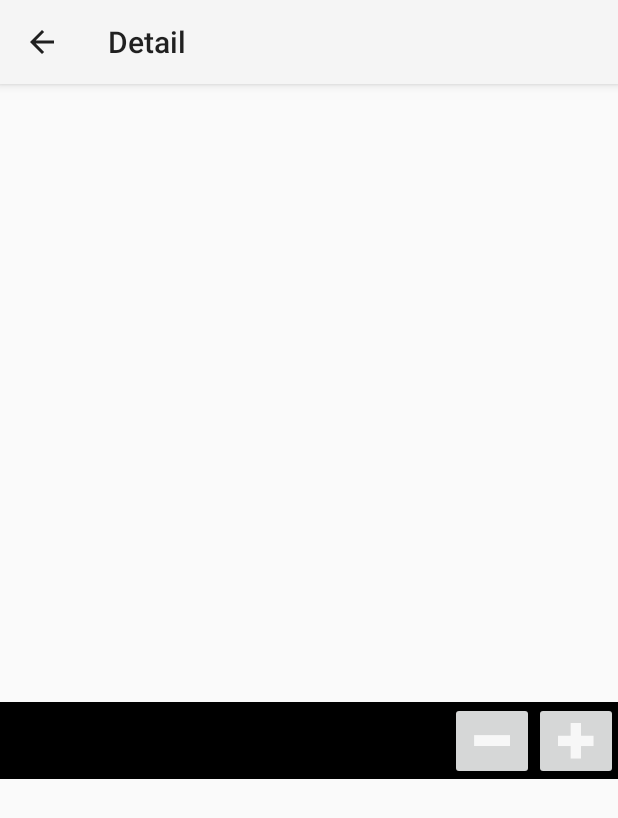
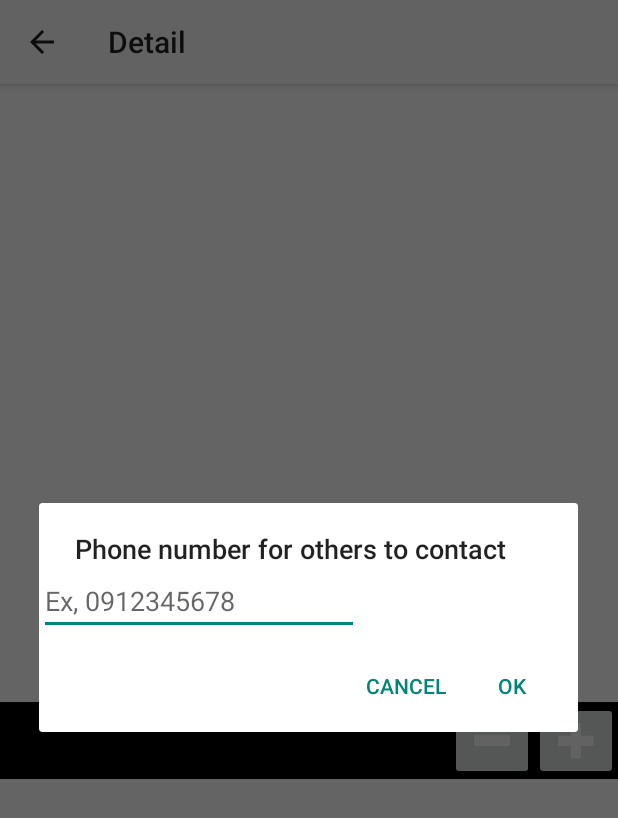
Before and after one commit to junglesung/TestQueryGcs, an Android app: the DetailActivity screen opened directly, with no data from a screen before it, after a tap on an icon or button, on a phone screen of 412 x 824 dp. Shown: the top 818 px of the screen. Run offline under Robolectric (Android 15) with nearby library versions, the phone set to English and light mode, and no system bars; our stand-ins replace Picasso; pictures from the network do not load; 1 other tap on this screen came first.

Commit message:
Detail activity enter phone number. TODO: Test call members.

```diff
--- a/Application/src/main/java/com/vernonsung/testquerygcs/PhoneNumberDialogFragment.java
+++ b/Application/src/main/java/com/vernonsung/testquerygcs/PhoneNumberDialogFragment.java
@@ -117,7 +117,12 @@
     }
 
     private void okClicked() {
+        // Get user input phone number
         phoneNumber = mEditTextPhone.getText().toString();
+        // Store to shared preference
+        SharedPreferences sharedPreferences = PreferenceManager.getDefaultSharedPreferences(mActivityHost);
+        sharedPreferences.edit().putString(MyConstants.PHONE_NUMBER, phoneNumber).apply();
+
         Log.d(LOG_TAG, "PhoneNumberDialog returns phone number " + phoneNumber);
         mListener.onDialogPositiveClick(PhoneNumberDialogFragment.this);
     }
--- /dev/null
+++ b/Application/src/main/res/drawable/ic_call_128dp.xml
@@ -0,0 +1,4 @@
+<vector android:height="128dp" android:viewportHeight="24.0"
+    android:viewportWidth="24.0" android:width="128dp" xmlns:android="http://schemas.android.com/apk/res/android">
+    <path android:fillColor="#FF000000" android:pathData="M6.62,10.79c1.44,2.83 3.76,5.14 6.59,6.59l2.2,-2.2c0.27,-0.27 0.67,-0.36 1.02,-0.24 1.12,0.37 2.33,0.57 3.57,0.57 0.55,0 1,0.45 1,1V20c0,0.55 -0.45,1 -1,1 -9.39,0 -17,-7.61 -17,-17 0,-0.55 0.45,-1 1,-1h3.5c0.55,0 1,0.45 1,1 0,1.25 0.2,2.45 0.57,3.57 0.11,0.35 0.03,0.74 -0.25,1.02l-2.2,2.2z"/>
+</vector>
--- /dev/null
+++ b/Application/src/main/res/drawable/ic_quick_contacts_dialer_256dp.xml
@@ -0,0 +1,4 @@
+<vector android:height="256dp" android:viewportHeight="24.0"
+    android:viewportWidth="24.0" android:width="256dp" xmlns:android="http://schemas.android.com/apk/res/android">
+    <path android:fillColor="#FF000000" android:pathData="M22,3H2C0.9,3 0,3.9 0,5v14c0,1.1 0.9,2 2,2h20c1.1,0 1.99,-0.9 1.99,-2L24,5c0,-1.1 -0.9,-2 -2,-2zM8,6c1.66,0 3,1.34 3,3s-1.34,3 -3,3 -3,-1.34 -3,-3 1.34,-3 3,-3zm6,12H2v-1c0,-2 4,-3.1 6,-3.1s6,1.1 6,3.1v1zm3.85,-4h1.64L21,16l-1.99,1.99c-1.31,-0.98 -2.28,-2.38 -2.73,-3.99 -0.18,-0.64 -0.28,-1.31 -0.28,-2s0.1,-1.36 0.28,-2c0.45,-1.62 1.42,-3.01 2.73,-3.99L21,8l-1.51,2h-1.64c-0.22,0.63 -0.35,1.3 -0.35,2s0.13,1.37 0.35,2z"/>
+</vector>
--- a/Application/src/main/res/layout/details.xml
+++ b/Application/src/main/res/layout/details.xml
@@ -80,13 +80,16 @@
                 android:layout_below="@id/textview_title" />
 
             <ImageButton
-                android:layout_width="wrap_content"
-                android:layout_height="match_parent"
-                android:id="@+id/imageButton_callPhone"
-                android:src="@android:drawable/ic_menu_call"
+                android:layout_width="128dp"
+                android:layout_height="128dp"
                 android:layout_below="@+id/textview_title"
+                android:layout_alignParentEnd="true"
+                android:layout_margin="5dp"
+                android:src="@drawable/ic_call_128dp"
+                android:background="@android:color/white"
+                android:tint="@android:color/darker_gray"
                 android:visibility="invisible"
-                android:layout_alignParentEnd="true" />
+                android:id="@+id/imageButton_callPhone" />
 
         </RelativeLayout>
 
```
Also changed, not shown: Application/src/main/java/com/vernonsung/testquerygcs/DetailActivity.java (+71 -7 lines), Application/src/main/ic_comments-web.png (added), Application/src/main/res/drawable/ic_comments_512x512.png (added), Application/src/main/res/drawable/ic_ichat_512x512.png (added), Application/src/main/res/drawable/ic_msn_blue_256x256.png (added), Application/src/main/res/drawable/ic_msn_speaking_128x128.png (added).
